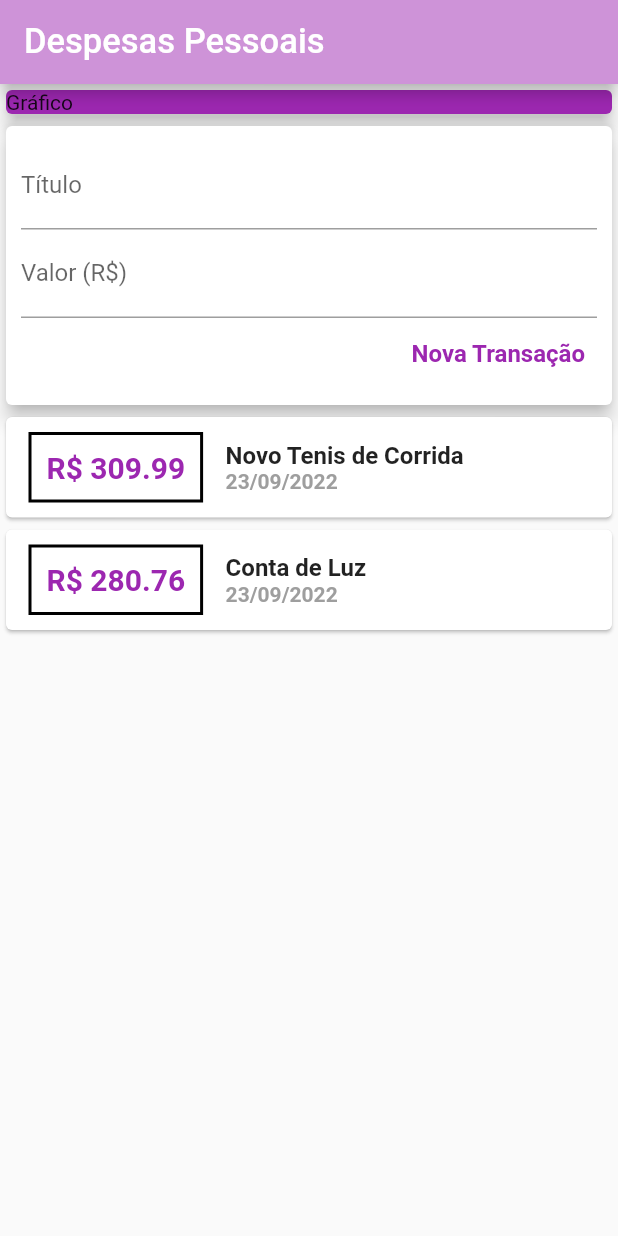
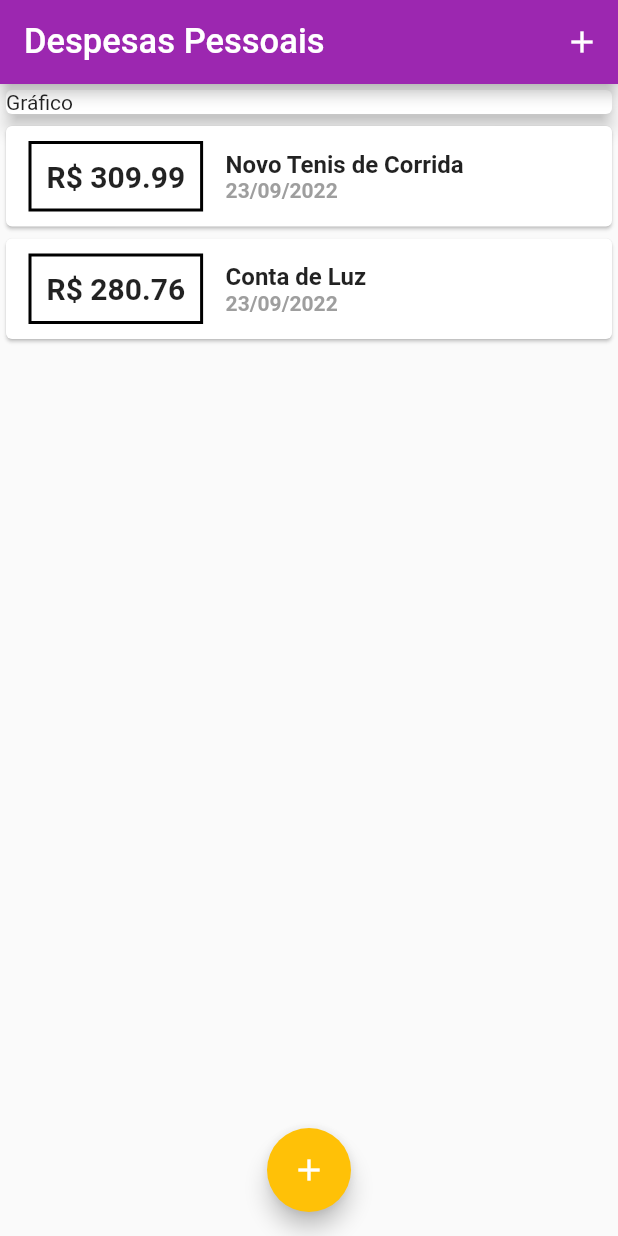
Before and after one commit to ArthurSimoesFerreira/curso-flutter, a Flutter app: the screen it shows after launch, on a phone screen of 412 x 824 dp. Run offline on Flutter 3.47's test engine with Material 2 defaults, Android fonts, the phone set to English and light mode, and no system bars; Roboto replaces fonts that are missing (OpenSans).

Commit message:
Lista de Rolagem List View Teclado Numérico Botões Para Adicionar Transação Exibindo Formulário (Modal) Corrigindo Formulário Parâmetros em Stateful Widget Fechando Modal Estilo com Theme

```diff
--- a/expenses/lib/components/transaction_list.dart
+++ b/expenses/lib/components/transaction_list.dart
@@ -8,11 +8,15 @@ class TransactionList extends StatelessWidget {
 
   @override
   Widget build(BuildContext context) {
-    return Column(
-      children: <Widget>[
-        ...transactions.map((tr) {
+    return Container(
+      height: 300,
+      child: ListView.builder(
+        itemCount: transactions.length,
+        itemBuilder: (context, index) {
+          final tr = transactions[index];
           return Card(
-            child: Row(children: [
+            child: Row(
+              children: [
                 Container(
                   margin: const EdgeInsets.symmetric(
                     horizontal: 15,
@@ -20,17 +24,15 @@ class TransactionList extends StatelessWidget {
                   ),
                   decoration: BoxDecoration(
                     border: Border.all(
-                    color: Colors.black,
                       width: 2,
                     ),
                   ),
                   padding: const EdgeInsets.all(10),
                   child: Text(
                     "R\$ ${tr.value.toStringAsFixed(2)}",
-                  style: const TextStyle(
+                    style: TextStyle(
                       fontWeight: FontWeight.bold,
                       fontSize: 20,
-                    color: Colors.purple,
                     ),
                   ),
                 ),
@@ -53,10 +55,11 @@ class TransactionList extends StatelessWidget {
                     ),
                   ],
                 ),
-            ]),
+              ],
+            ),
           );
-        }).toList(),
-      ],
+        },
+      ),
     );
   }
 }
--- a/expenses/lib/components/transaction_user.dart
+++ /dev/null
@@ -1,55 +0,0 @@
-import 'dart:math';
-
-import 'package:flutter/material.dart';
-import 'transaction_form.dart';
-import 'transaction_list.dart';
-import '../models/transaction.dart';
-
-class TransactionUser extends StatefulWidget {
-  const TransactionUser({super.key});
-
-  @override
-  State<TransactionUser> createState() => _TransactionUserState();
-}
-
-class _TransactionUserState extends State<TransactionUser> {
-  final _transactions = [
-    Transaction(
-      id: "t1",
-      title: "Novo Tenis de Corrida",
-      value: 309.99,
-      date: DateTime.now(),
-    ),
-    Transaction(
-      id: "t2",
-      title: "Conta de Luz",
-      value: 280.76,
-      date: DateTime.now(),
-    ),
-  ];
-
-  _addTransaction(String title, double value) {
-    final newTransaction = Transaction(
-      id: Random().nextDouble().toString(),
-      title: title,
-      value: value,
-      date: DateTime.now(),
-    );
-
-    setState(() {
-      _transactions.add(newTransaction);
-    });
-  }
-
-  @override
-  Widget build(BuildContext context) {
-    return Column(
-      children: [
-        // Comunicação Indireta (Passo uma função para pegar os dados)
-        TransactionForm(_addTransaction),
-        // Comunicação direta (Passo os dados)
-        TransactionList(_transactions),
-      ],
-    );
-  }
-}
--- a/expenses/lib/main.dart
+++ b/expenses/lib/main.dart
@@ -1,5 +1,8 @@
 import "package:flutter/material.dart";
-import 'components/transaction_user.dart';
+import 'dart:math';
+import 'components/transaction_form.dart';
+import 'components/transaction_list.dart';
+import 'models/transaction.dart';
 
 main() => runApp(ExpensesApp());
 
@@ -8,14 +11,82 @@ class ExpensesApp extends StatelessWidget {
 
   @override
   Widget build(BuildContext context) {
+    final ThemeData tema = ThemeData();
+
     return MaterialApp(
       home: MyHomePage(),
+      theme: tema.copyWith(
+        colorScheme: tema.colorScheme.copyWith(
+          primary: Colors.purple,
+          secondary: Colors.amber,
+        ),
+        textTheme: tema.textTheme.copyWith(
+          headline6: const TextStyle(
+            fontFamily: 'OpenSans',
+            fontSize: 18,
+            fontWeight: FontWeight.bold,
+            color: Colors.black,
+          ),
+        ),
+        appBarTheme: const AppBarTheme(
+          titleTextStyle: TextStyle(
+            fontFamily: 'OpenSans',
+            fontSize: 20,
+            fontWeight: FontWeight.bold,
+          ),
+        ),
+      ),
     );
   }
 }
 
-class MyHomePage extends StatelessWidget {
+class MyHomePage extends StatefulWidget {
   MyHomePage({super.key});
+
+  @override
+  State<MyHomePage> createState() => _MyHomePageState();
+}
+
+class _MyHomePageState extends State<MyHomePage> {
+  final _transactions = [
+    Transaction(
+      id: "t1",
+      title: "Novo Tenis de Corrida",
+      value: 309.99,
+      date: DateTime.now(),
+    ),
+    Transaction(
+      id: "t2",
+      title: "Conta de Luz",
+      value: 280.76,
+      date: DateTime.now(),
+    ),
+  ];
+
+  _addTransaction(String title, double value) {
+    final newTransaction = Transaction(
+      id: Random().nextDouble().toString(),
+      title: title,
+      value: value,
+      date: DateTime.now(),
+    );
+
+    setState(() {
+      _transactions.add(newTransaction);
+    });
+
+    // Fechar Modal
+    Navigator.of(context).pop();
+  }
+
+  _openTransactionFormModal(BuildContext context) {
+    showModalBottomSheet(
+      context: context,
+      builder: (_) {
+        return TransactionForm(_addTransaction);
+      },
+    );
+  }
 
   @override
   Widget build(BuildContext context) {
@@ -25,8 +96,13 @@ class MyHomePage extends StatelessWidget {
           "Despesas Pessoais",
           style: TextStyle(fontWeight: FontWeight.w500, fontSize: 23),
         ),
+        actions: [
+          IconButton(
+            onPressed: () => _openTransactionFormModal(context),
+            icon: const Icon(Icons.add),
+          ),
+        ],
         //centerTitle: true,
-        backgroundColor: Colors.purple[200],
       ),
       body: SingleChildScrollView(
         child: Column(
@@ -35,15 +111,20 @@ class MyHomePage extends StatelessWidget {
             Container(
               width: double.infinity,
               child: const Card(
-                color: Colors.purple,
                 elevation: 5,
                 child: Text("Gráfico"),
               ),
             ),
-            TransactionUser(),
+            // Comunicação direta (Passo os dados)
+            TransactionList(_transactions),
           ],
         ),
       ),
+      floatingActionButton: FloatingActionButton(
+        child: const Icon(Icons.add),
+        onPressed: () => _openTransactionFormModal(context),
+      ),
+      floatingActionButtonLocation: FloatingActionButtonLocation.centerFloat,
     );
   }
 }
```
Also changed, not shown: expenses/lib/components/transaction_form.dart (+26 -10 lines). Lines whose indentation alone changed are shown as unchanged.
